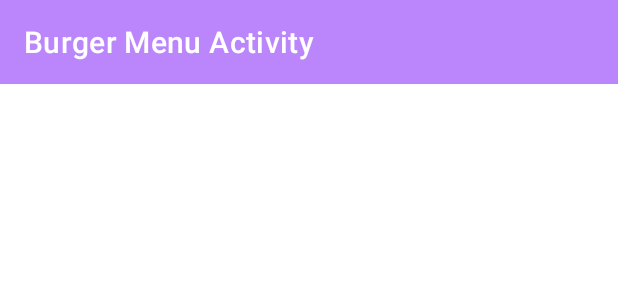
After one commit to krymov-d/For_Practice, an Android app: the layout activity_menu_burger.xml on its own in the app's theme, with its tools: preview values and no code run, on a phone screen of 412 x 824 dp. The commit adds this screen. Shown: the top 300 px of the screen. Run offline under Robolectric (Android 15) with nearby library versions, the phone set to English and light mode, and no system bars.

Commit message:
Burger Menu

```diff
--- a/app/src/main/AndroidManifest.xml
+++ b/app/src/main/AndroidManifest.xml
@@ -28,6 +28,7 @@
         <activity android:name="kz.kd.for_practice.SecondActivity" />
         <activity android:name="kz.kd.for_practice.SubMenuActivity" />
         <activity android:name="kz.kd.for_practice.MenuGroupActivity" />
+        <activity android:name="kz.kd.for_practice.MenuBurgerActivity" />
     </application>
 
 </manifest>
--- a/app/src/main/java/kz/kd/for_practice/MainActivity.kt
+++ b/app/src/main/java/kz/kd/for_practice/MainActivity.kt
@@ -41,6 +41,12 @@ class MainActivity : AppCompatActivity(), PopupMenu.OnMenuItemClickListener {
         val btnMenuGroup: Button = findViewById(R.id.btn_menu_group)
         btnMenuGroup.setOnClickListener {
             val intent = Intent(this, MenuGroupActivity::class.java)
+            startActivity(intent)
+        }
+
+        val btnMenuBurger: Button = findViewById(R.id.btn_menu_burger)
+        btnMenuBurger.setOnClickListener {
+            val intent = Intent(this, MenuBurgerActivity::class.java)
             startActivity(intent)
         }
     }
--- /dev/null
+++ b/app/src/main/res/layout/activity_menu_burger.xml
@@ -0,0 +1,30 @@
+<?xml version="1.0" encoding="utf-8"?>
+
+<androidx.drawerlayout.widget.DrawerLayout xmlns:android="http://schemas.android.com/apk/res/android"
+    xmlns:app="http://schemas.android.com/apk/res-auto"
+    android:id="@+id/layout_drawer"
+    android:layout_width="match_parent"
+    android:layout_height="match_parent">
+
+    <androidx.appcompat.widget.LinearLayoutCompat
+        android:layout_width="match_parent"
+        android:layout_height="match_parent"
+        android:orientation="vertical">
+
+        <androidx.appcompat.widget.Toolbar
+            android:id="@+id/tb_menu_burger"
+            android:layout_width="match_parent"
+            android:layout_height="wrap_content"
+            android:background="@color/purple_200"
+            app:title="Burger Menu Activity"
+            app:titleTextColor="@color/white" />
+    </androidx.appcompat.widget.LinearLayoutCompat>
+
+    <com.google.android.material.navigation.NavigationView
+        android:id="@+id/nv_burger"
+        android:layout_width="wrap_content"
+        android:layout_height="match_parent"
+        android:layout_gravity="start"
+        app:headerLayout="@layout/nav_header"
+        app:menu="@menu/menu_burger" />
+</androidx.drawerlayout.widget.DrawerLayout>
--- /dev/null
+++ b/app/src/main/res/menu/menu_burger.xml
@@ -0,0 +1,38 @@
+<?xml version="1.0" encoding="utf-8"?>
+<menu xmlns:android="http://schemas.android.com/apk/res/android">
+    <item
+        android:id="@+id/menu_head"
+        android:title="Profile">
+        <menu>
+            <item
+                android:id="@+id/menu_add"
+                android:checkable="true"
+                android:icon="@android:drawable/ic_menu_add"
+                android:title="Add" />
+            <item
+                android:id="@+id/menu_delete"
+                android:checkable="true"
+                android:icon="@android:drawable/ic_menu_delete"
+                android:title="Delete" />
+            <item
+                android:id="@+id/menu_also"
+                android:checkable="true"
+                android:icon="@android:drawable/ic_menu_more"
+                android:title="More" />
+        </menu>
+    </item>
+
+    <item android:title="Настройки">
+        <menu>
+            <group android:checkableBehavior="single">
+                <item
+                    android:checked="true"
+                    android:icon="@android:drawable/ic_menu_camera"
+                    android:title="Камера" />
+                <item
+                    android:icon="@android:drawable/ic_menu_help"
+                    android:title="Помощь" />
+            </group>
+        </menu>
+    </item>
+</menu>
--- a/app/src/main/res/values/strings.xml
+++ b/app/src/main/res/values/strings.xml
@@ -7,4 +7,7 @@
     <string name="pop_up">Pop-Up</string>
     <string name="sub_menu">Sub Menu</string>
     <string name="menu_group">Menu Group</string>
+    <string name="burger_menu">Burger Menu</string>
+    <string name="nav_opened">Open Nav Drawer</string>
+    <string name="nav_closed">Close Nav Drawer</string>
 </resources>
```
Also changed, not shown: app/src/main/java/kz/kd/for_practice/MenuBurgerActivity.kt (added, +56 -0 lines), app/src/main/res/layout/activity_main.xml (+13 -1 lines), app/src/main/res/layout/nav_header.xml (added, +16 -0 lines).
